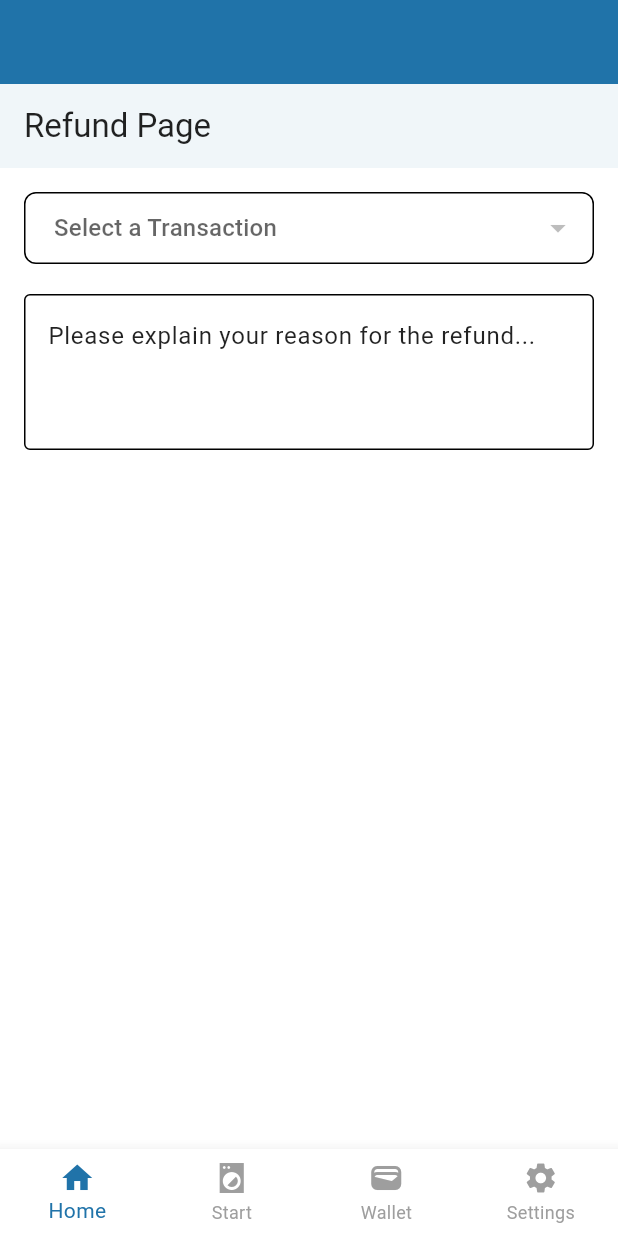
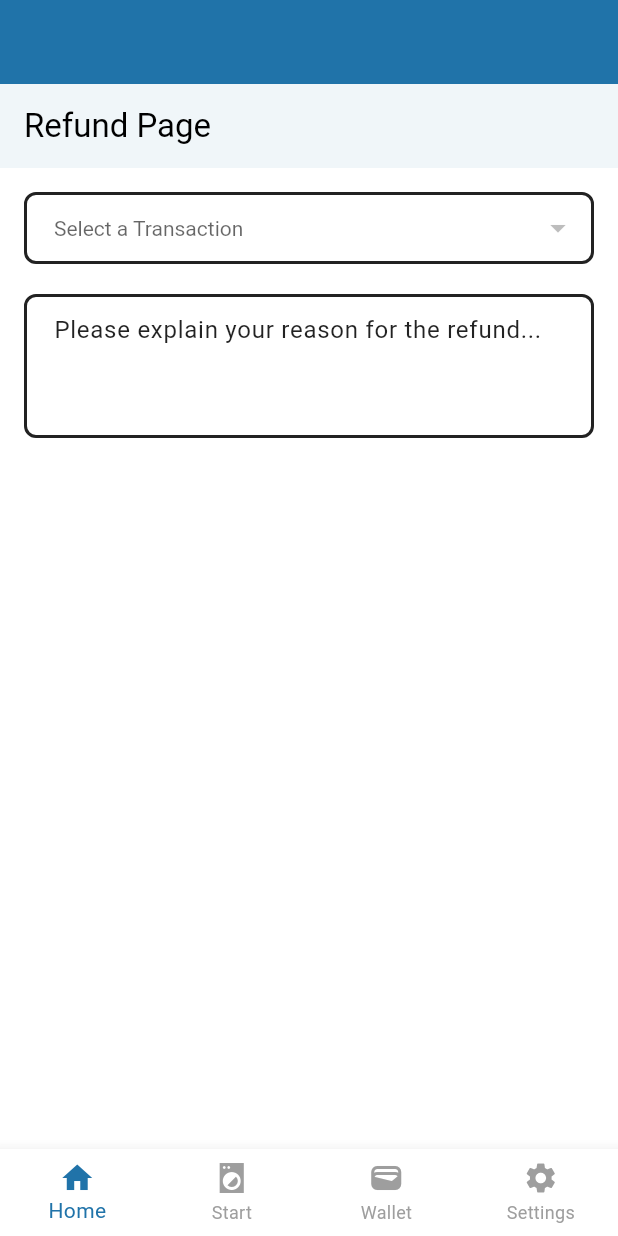
Before and after one commit to jamaki604/CleanStreamLaundryApp, a Flutter app: the RefundPage screen opened by its route, on a phone screen of 412 x 824 dp. Run offline on Flutter 3.47's test engine with Material 3 defaults, Android fonts, the phone set to English and light mode, and no system bars; our stand-ins replace app_links, flutter_dotenv, flutter_svg, get_it, go_router, shared_preferences and 1 more; missing offline and left inert: dart:html, flutter_stripe, mobile_scanner; accounts and stored records are empty; network calls fail.

Commit message:
Added Dark-Mode to refund_page

```diff
--- a/lib/Pages/refund_page.dart
+++ b/lib/Pages/refund_page.dart
@@ -79,7 +79,7 @@ class _RefundPageState extends State<RefundPage> {
           title: Text(
             'Refund Page',
             style: TextStyle(
-              color: Theme.of(context).colorScheme.fontSecondary,
+              color: Theme.of(context).colorScheme.fontInverted,
             ),
           ),
           elevation: 2,
@@ -90,13 +90,37 @@ class _RefundPageState extends State<RefundPage> {
             crossAxisAlignment: CrossAxisAlignment.start,
             children: [
               DropdownButtonFormField<int>(
-                initialValue: selectedTransactionIndex,
+                value: selectedTransactionIndex,
                 hint: Text('Select a Transaction'),
+                style: TextStyle(
+                  color: Theme.of(context).colorScheme.fontInverted,
+                ),
                 decoration: InputDecoration(
+                  hintStyle: TextStyle(
+                    color: Colors.white,
+                  ),
                   border: OutlineInputBorder(
                     borderRadius: BorderRadius.circular(8),
+                    borderSide: BorderSide(
+                      color: Theme.of(context).colorScheme.fontInverted,
+                      width: 2,
+                    ),
                   ),
-                  contentPadding: EdgeInsets.symmetric(
+                  enabledBorder: OutlineInputBorder(
+                    borderRadius: BorderRadius.circular(8),
+                    borderSide: BorderSide(
+                      color: Theme.of(context).colorScheme.fontSecondary,
+                      width: 2,
+                    ),
+                  ),
+                  focusedBorder: OutlineInputBorder(
+                    borderRadius: BorderRadius.circular(8),
+                    borderSide: BorderSide(
+                      color: Theme.of(context).colorScheme.fontInverted,
+                      width: 2,
+                    ),
+                  ),
+                  contentPadding: const EdgeInsets.symmetric(
                     horizontal: 16,
                     vertical: 12,
                   ),
@@ -106,52 +130,86 @@ class _RefundPageState extends State<RefundPage> {
                 items: List.generate(recentTransactions.length, (index) {
                   return DropdownMenuItem<int>(
                     value: index,
-                    child: Text(recentTransactions[index], style: TextStyle(color: Theme.of(context).colorScheme.fontSecondary),),
+                    child: Text(
+                      recentTransactions[index],
+                      style: TextStyle(
+                        color: Theme.of(context).colorScheme.fontInverted,
+                      ),
+                    ),
                   );
                 }),
+
                 onChanged: (int? newIndex) {
                   setState(() {
                     selectedTransactionIndex = newIndex;
-                    if (newIndex != null) {
-                      selectedTransaction = recentTransactions[newIndex];
-                    } else {
-                      selectedTransaction = null;
-                    }
+                    selectedTransaction =
+                    newIndex != null ? recentTransactions[newIndex] : null;
                   });
                 },
               ),
-              SizedBox(height: 20),
+
+              const SizedBox(height: 20),
+
               TextField(
                 controller: descriptionController,
                 minLines: 3,
                 maxLines: null,
                 keyboardType: TextInputType.multiline,
+                style: TextStyle(
+                  color: Theme.of(context).colorScheme.fontInverted,
+                ),
                 decoration: InputDecoration(
                   hintText: 'Please explain your reason for the refund...',
                   hintStyle: TextStyle(
-                    color:  Theme.of(context).colorScheme.fontSecondary
+                    color: Theme.of(context).colorScheme.fontSecondary,
                   ),
-                  border: OutlineInputBorder(),
+                  border: OutlineInputBorder(
+                    borderRadius: BorderRadius.circular(8),
+                    borderSide: BorderSide(
+                      color: Theme.of(context).colorScheme.fontInverted,
+                      width: 2,
+                    ),
+                  ),
+                  enabledBorder: OutlineInputBorder(
+                    borderRadius: BorderRadius.circular(8),
+                    borderSide: BorderSide(
+                      color: Theme.of(context).colorScheme.fontSecondary,
+                      width: 2,
+                    ),
+                  ),
+                  focusedBorder: OutlineInputBorder(
+                    borderRadius: BorderRadius.circular(8),
+                    borderSide: BorderSide(
+                      color: Theme.of(context).colorScheme.fontInverted,
+                      width: 2,
+                    ),
+                  ),
+                  contentPadding: const EdgeInsets.symmetric(
+                    horizontal: 16,
+                    vertical: 12,
+                  ),
                 ),
               ),
-              SizedBox(height: 20),
+
+              const SizedBox(height: 20),
+
               Center(
                 child: ElevatedButton(
                   onPressed: isFormValid()
                       ? () async {
                     _handleRefund();
-
                   }
                       : null,
+
                   style: ElevatedButton.styleFrom(
                     backgroundColor: Colors.blue,
                     foregroundColor: Colors.white,
                     disabledBackgroundColor: Colors.transparent,
                     disabledForegroundColor: Colors.transparent,
                   ),
-                  child: Text("Submit Refund"),
+                  child: const Text("Submit Refund"),
                 ),
-              )
+              ),
             ],
           ),
         ),
@@ -170,6 +228,7 @@ class _RefundPageState extends State<RefundPage> {
     }
 
     final username = await getUserName();
+
     final amount = await transactionService.recordRefundRequest(
       transaction_id: transactionId,
       description: description,
@@ -189,7 +248,6 @@ class _RefundPageState extends State<RefundPage> {
     _showRefundDialog();
   }
 
-
   void _showRefundDialog() {
     statusDialog(
       context,
```
